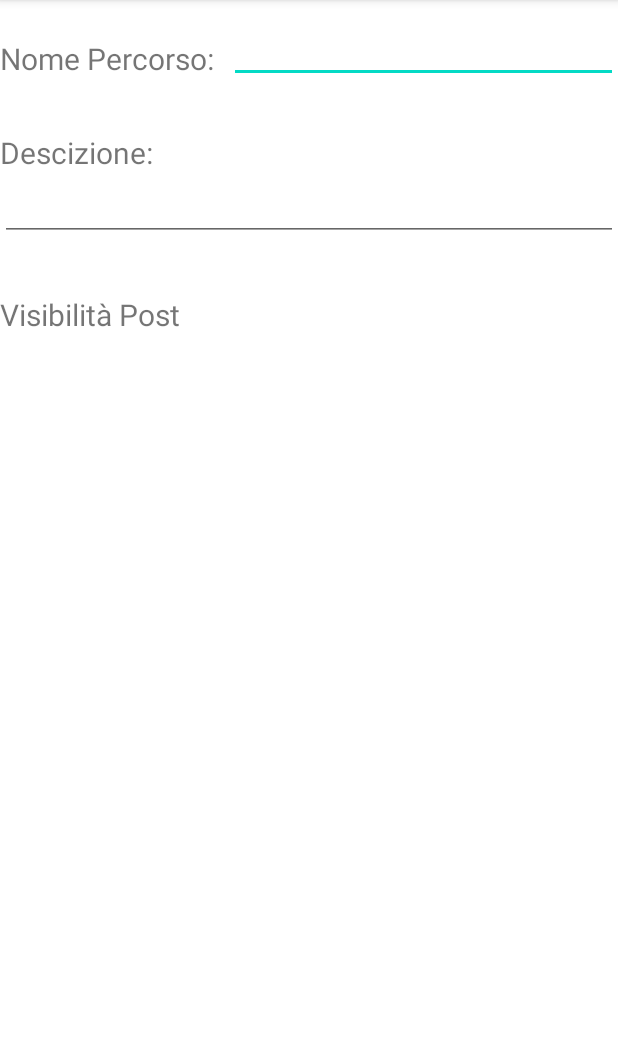
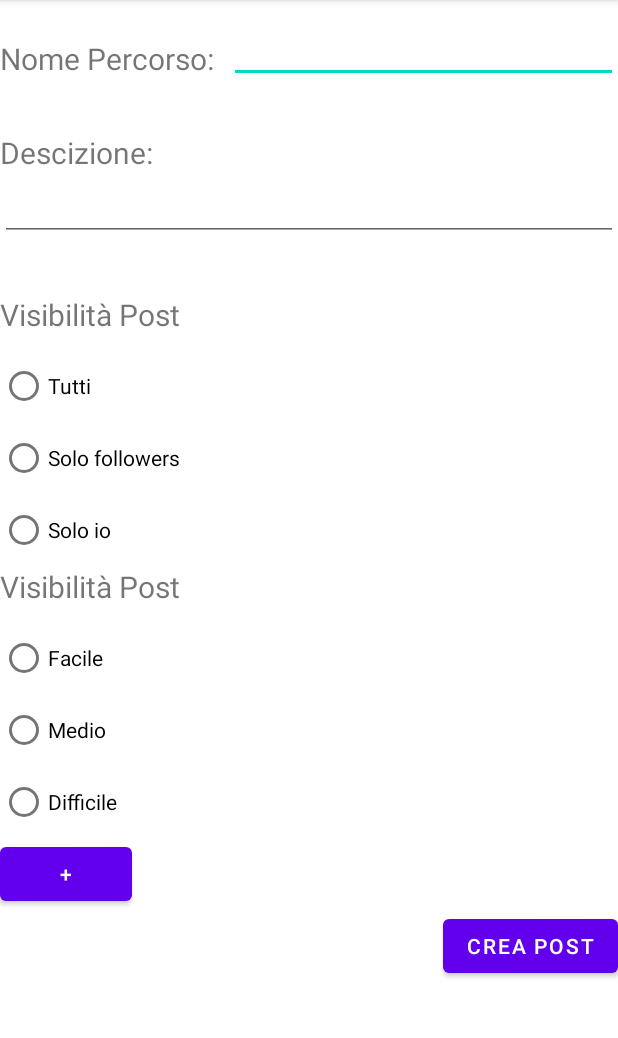
Before and after one commit to MatteoAielloITSAR/ProgettoEscursioni, an Android app: the CreazionePostActivity screen opened directly, with no data from a screen before it, on a phone screen of 412 x 824 dp, the part 84-1122 px from its top. Run offline under Robolectric (Android 15) with nearby library versions, the phone set to English and light mode, and no system bars.

Commit message:
Modifica creazione post

```diff
--- a/ProgettoEscursioni/app/src/main/java/it/rizzoli/progettoescursioni/CreazionePostActivity.java
+++ b/ProgettoEscursioni/app/src/main/java/it/rizzoli/progettoescursioni/CreazionePostActivity.java
@@ -2,13 +2,28 @@ package it.rizzoli.progettoescursioni;
 
 import androidx.appcompat.app.AppCompatActivity;
 
+import android.content.Intent;
 import android.os.Bundle;
+import android.view.View;
+import android.widget.Button;
 
 public class CreazionePostActivity extends AppCompatActivity {
+
+    Button btnCreaPost;
 
     @Override
     protected void onCreate(Bundle savedInstanceState) {
         super.onCreate(savedInstanceState);
         setContentView(R.layout.activity_creazione_post);
+
+        btnCreaPost=findViewById(R.id.btnCreaPost);
+        btnCreaPost.setOnClickListener(new View.OnClickListener() {
+            @Override
+            public void onClick(View v) {
+                Intent accountIntent=new Intent(CreazionePostActivity.this,AccountActivity.class);
+                startActivity(accountIntent);
+            }
+        });
+
     }
 }
--- a/ProgettoEscursioni/app/src/main/res/layout/activity_creazione_post.xml
+++ b/ProgettoEscursioni/app/src/main/res/layout/activity_creazione_post.xml
@@ -1,10 +1,13 @@
 <?xml version="1.0" encoding="utf-8"?>
-<RelativeLayout xmlns:android="http://schemas.android.com/apk/res/android"
+<ScrollView xmlns:android="http://schemas.android.com/apk/res/android"
     xmlns:app="http://schemas.android.com/apk/res-auto"
     xmlns:tools="http://schemas.android.com/tools"
     android:layout_width="match_parent"
     android:layout_height="match_parent"
-    tools:context=".CreazionePostActivity">
+    android:fillViewport="true">
+    <RelativeLayout
+        android:layout_width="match_parent"
+        android:layout_height="match_parent">
 
         <TextView
             android:id="@+id/tvNomePercorso"
@@ -50,7 +53,81 @@
             android:layout_marginTop="35dp"/>
 
         <RadioGroup
+            android:id="@+id/rgVisibilita"
             android:layout_width="wrap_content"
             android:layout_height="wrap_content"
-        android:layout_below="@+id/tvVisibilita"/>
+            android:layout_below="@+id/tvVisibilita"
+            android:layout_marginTop="10dp" >
+            <RadioButton
+                android:id="@+id/rbTutti"
+                android:layout_width="wrap_content"
+                android:layout_height="wrap_content"
+                android:text="Tutti" />
+            <RadioButton
+                android:id="@+id/rbSoloFollowers"
+                android:layout_width="wrap_content"
+                android:layout_height="wrap_content"
+                android:text="Solo followers" />
+            <RadioButton
+                android:id="@+id/rbIo"
+                android:layout_width="wrap_content"
+                android:layout_height="wrap_content"
+                android:text="Solo io" />
+        </RadioGroup>
+        <TextView
+            android:id="@+id/tvDifficolta"
+            android:layout_width="wrap_content"
+            android:layout_height="wrap_content"
+            android:text="Visibilità Post"
+            android:layout_below="@+id/rgVisibilita"
+            android:textSize="20dp" />
+
+        <RadioGroup
+            android:id="@+id/rgDifficolta"
+            android:layout_width="wrap_content"
+            android:layout_height="wrap_content"
+            android:layout_below="@+id/tvDifficolta"
+            android:layout_marginTop="10dp" >
+            <RadioButton
+                android:id="@+id/rbFacile"
+                android:layout_width="wrap_content"
+                android:layout_height="wrap_content"
+                android:text="Facile" />
+            <RadioButton
+                android:id="@+id/rbMedio"
+                android:layout_width="wrap_content"
+                android:layout_height="wrap_content"
+                android:text="Medio" />
+            <RadioButton
+                android:id="@+id/rbDifficile"
+                android:layout_width="wrap_content"
+                android:layout_height="wrap_content"
+                android:text="Difficile" />
+        </RadioGroup>
+
+        <Button
+            android:id="@+id/btnAggiungiImg"
+            android:layout_width="wrap_content"
+            android:layout_height="wrap_content"
+            android:text="+"
+            android:layout_below="@+id/rgDifficolta"/>
+
+        <HorizontalScrollView
+            android:id="@+id/hsv"
+            android:layout_width="match_parent"
+            android:layout_height="wrap_content"
+            android:layout_below="@+id/rgDifficolta"
+            android:layout_toEndOf="@+id/btnAggiungiImg"></HorizontalScrollView>
+
+        <Button
+            android:id="@+id/btnCreaPost"
+            android:layout_width="wrap_content"
+            android:layout_height="wrap_content"
+            android:text="Crea Post"
+            android:layout_below="@+id/btnAggiungiImg"
+            android:layout_alignParentRight="true"/>
+
+
     </RelativeLayout>
+
+</ScrollView>
```
Lines whose indentation alone changed are shown as unchanged.
